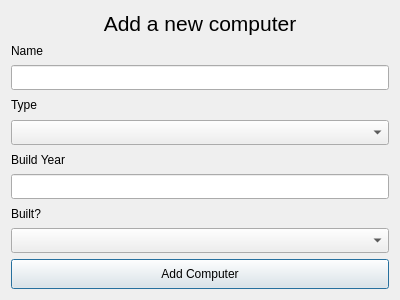
First picture: the form in GUI-verklegtVika3/addanewcomputerdialog.ui, repository streamerinn/Verklegt-1, before the edit.
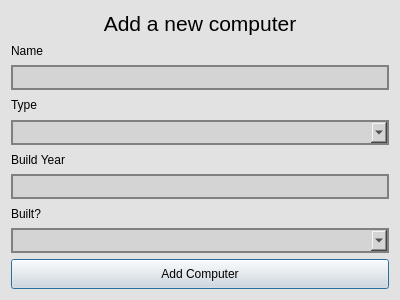
Second picture: the form after the edit. Icons and pictures are not drawn.

Diff of the .ui file:
```diff
--- a/GUI-verklegtVika3/addanewcomputerdialog.ui
+++ b/GUI-verklegtVika3/addanewcomputerdialog.ui
@@ -35,6 +35,9 @@
    <iconset resource="aukaefni.qrc">
     <normaloff>:/images/pictures/comp.png</normaloff>:/images/pictures/comp.png</iconset>
   </property>
+  <property name="styleSheet">
+   <string notr="true">background-color: rgb(226, 226, 226);</string>
+  </property>
   <layout class="QVBoxLayout" name="verticalLayout">
    <item>
     <widget class="QLabel" name="label_addComputer_header">
@@ -69,6 +72,10 @@
        <height>25</height>
       </size>
      </property>
+     <property name="styleSheet">
+      <string notr="true">background-color: rgb(212, 212, 212);
+	border: 2px solid gray;</string>
+     </property>
     </widget>
    </item>
    <item>
@@ -97,6 +104,10 @@
        <height>25</height>
       </size>
      </property>
+     <property name="styleSheet">
+      <string notr="true">background-color: rgb(212, 212, 212);
+	border: 2px solid gray;</string>
+     </property>
     </widget>
    </item>
    <item>
@@ -125,6 +136,10 @@
        <height>25</height>
       </size>
      </property>
+     <property name="styleSheet">
+      <string notr="true">background-color: rgb(212, 212, 212);
+	border: 2px solid gray;</string>
+     </property>
     </widget>
    </item>
    <item>
@@ -153,6 +168,10 @@
        <height>25</height>
       </size>
      </property>
+     <property name="styleSheet">
+      <string notr="true">background-color: rgb(212, 212, 212);
+	border: 2px solid gray;</string>
+     </property>
     </widget>
    </item>
    <item>
```
Left out of the diff: 3 changed lines with no effect on the pictures.
